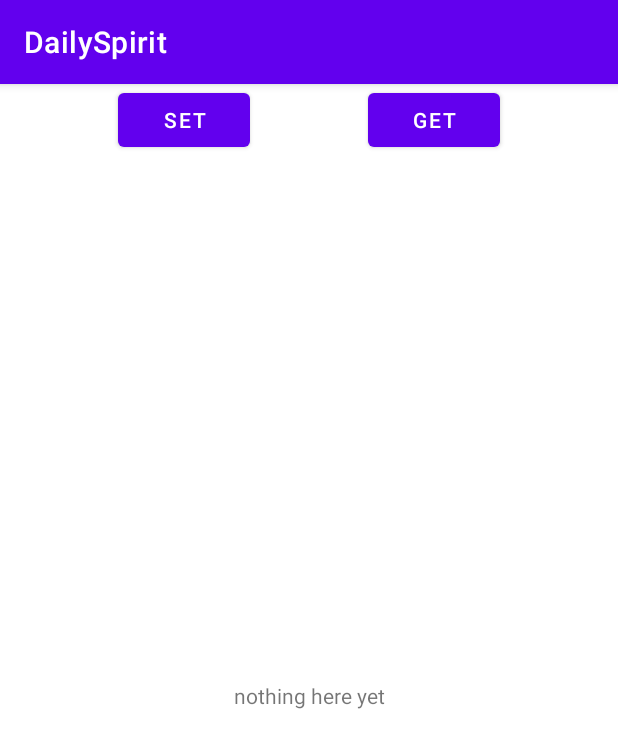
After one commit to DirectiveAthena/DailySpirit, an Android app: the fragment DatabaseTest shown on its own in the app's theme, on a phone screen of 412 x 824 dp. The commit adds this screen. Shown: the top 748 px of the screen. Run offline under Robolectric (Android 15) with nearby library versions, the phone set to English and light mode, and no system bars.

Commit message:
Feat: Working Room Database

```diff
--- /dev/null
+++ b/app/src/main/java/com/directiveathena/dailyspirit/DatabaseTest.kt
@@ -0,0 +1,32 @@
+package com.directiveathena.dailyspirit
+
+import android.os.Bundle
+import androidx.fragment.app.Fragment
+import android.view.LayoutInflater
+import android.view.View
+import android.view.ViewGroup
+import android.widget.Button
+import com.directiveathena.dailyspirit.DB.DayContent
+import com.directiveathena.dailyspirit.databinding.FragmentDatabaseTestBinding
+import java.time.LocalDate
+import java.time.LocalDateTime
+import java.util.*
+
+class DatabaseTest : Fragment() {
+
+    private lateinit var binding: FragmentDatabaseTestBinding
+
+    override fun onCreateView(
+        inflater: LayoutInflater, container: ViewGroup?,
+        savedInstanceState: Bundle?
+    ): View? {
+        // Inflate the layout for this fragment
+        return inflater.inflate(R.layout.fragment_database_test, container, false)
+    }
+
+    override fun onViewCreated(view: View, savedInstanceState: Bundle?) {
+        super.onViewCreated(view, savedInstanceState)
+        binding = FragmentDatabaseTestBinding.bind(view)
+
+    }
+}
--- a/app/src/main/res/layout/content_main.xml
+++ b/app/src/main/res/layout/content_main.xml
@@ -4,7 +4,7 @@
     android:layout_width="match_parent"
     android:layout_height="match_parent"
     app:layout_behavior="@string/appbar_scrolling_view_behavior">
-    <fragment
+    <androidx.fragment.app.FragmentContainerView
         android:id="@+id/nav_host_fragment_content_main"
         android:name="androidx.navigation.fragment.NavHostFragment"
         android:layout_width="0dp"
--- /dev/null
+++ b/app/src/main/res/layout/fragment_database_test.xml
@@ -0,0 +1,42 @@
+<?xml version="1.0" encoding="utf-8"?>
+<androidx.constraintlayout.widget.ConstraintLayout xmlns:android="http://schemas.android.com/apk/res/android"
+    xmlns:app="http://schemas.android.com/apk/res-auto"
+    xmlns:tools="http://schemas.android.com/tools"
+    android:id="@+id/Lyt"
+    android:layout_width="match_parent"
+    android:layout_height="match_parent"
+    tools:context=".DatabaseTest">
+
+    <Button
+        android:id="@+id/btnValueSet"
+        android:layout_width="wrap_content"
+        android:layout_height="wrap_content"
+        android:text="Set"
+        app:layout_constraintBottom_toBottomOf="parent"
+        app:layout_constraintEnd_toStartOf="@+id/btnValueGet"
+        app:layout_constraintHorizontal_bias="0.5"
+        app:layout_constraintStart_toStartOf="parent"
+        app:layout_constraintTop_toTopOf="parent"
+        app:layout_constraintVertical_bias="0.0" />
+
+    <Button
+        android:id="@+id/btnValueGet"
+        android:layout_width="wrap_content"
+        android:layout_height="wrap_content"
+        android:text="Get"
+        app:layout_constraintEnd_toEndOf="parent"
+        app:layout_constraintHorizontal_bias="0.5"
+        app:layout_constraintStart_toEndOf="@+id/btnValueSet"
+        app:layout_constraintTop_toTopOf="parent" />
+
+    <TextView
+        android:id="@+id/txtOutput"
+        android:layout_width="0dp"
+        android:layout_height="0dp"
+        android:gravity="center"
+        android:text="nothing here yet"
+        app:layout_constraintBottom_toBottomOf="parent"
+        app:layout_constraintEnd_toEndOf="parent"
+        app:layout_constraintStart_toStartOf="parent"
+        app:layout_constraintTop_toBottomOf="@+id/btnValueGet" />
+</androidx.constraintlayout.widget.ConstraintLayout>
```
Also changed, not shown: app/build.gradle (+5 -3 lines), app/src/main/java/com/directiveathena/dailyspirit/Calendar.kt (+46 -17 lines), app/src/main/java/com/directiveathena/dailyspirit/DB/AppDatabase.kt (added, +15 -0 lines), app/src/main/java/com/directiveathena/dailyspirit/DB/Converters.kt (added, +18 -0 lines), app/src/main/java/com/directiveathena/dailyspirit/DB/DayContent.kt (added, +18 -0 lines), app/src/main/java/com/directiveathena/dailyspirit/DB/DbDAO.kt (added, +27 -0 lines), app/src/main/java/com/directiveathena/dailyspirit/DB/MoodTuple.kt (added, +8 -0 lines), app/src/main/java/com/directiveathena/dailyspirit/MainActivity.kt (+10 -13 lines), app/src/main/res/layout/fragment_calendar.xml (+11 -0 lines), build.gradle (line endings or trailing spaces).
